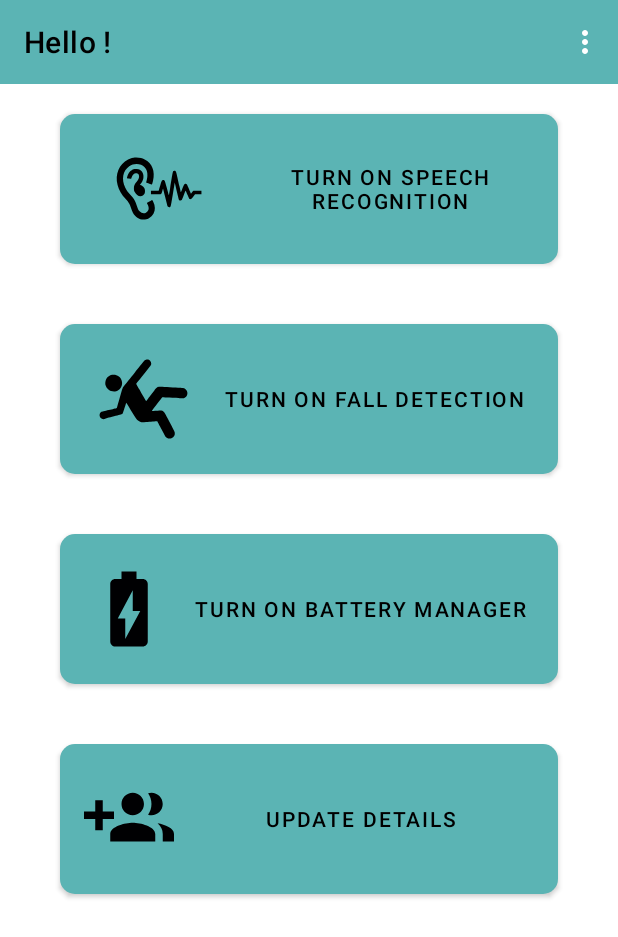
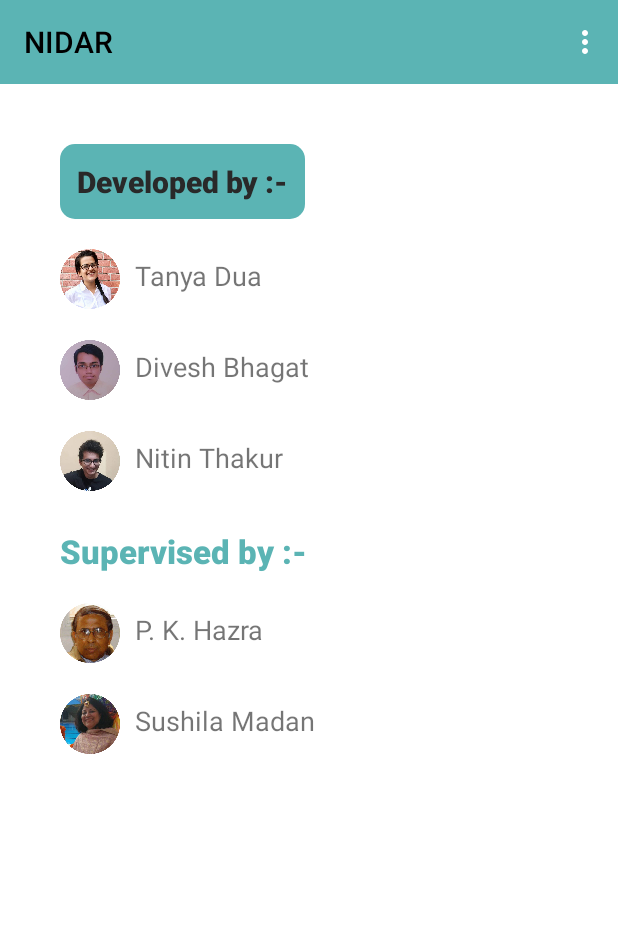
Before and after one commit to divesh147/NIDAR, an Android app: the MainActivity screen opened directly, with no data from a screen before it, in the options menu, after a tap on "About", on a phone screen of 412 x 824 dp. Shown: the top 937 px of the screen. Run offline under Robolectric (Android 15) with nearby library versions, the light colour scheme and no system bars; our stand-ins replace Firebase (no records; nobody signed in at launch, a user with empty details on screens opened directly); 1 statement that could not run was skipped.

Commit message:
about us

```diff
--- a/app/src/main/AndroidManifest.xml
+++ b/app/src/main/AndroidManifest.xml
@@ -35,6 +35,8 @@
             android:screenOrientation="portrait"/>
         <activity android:name=".SignupUser"
             android:screenOrientation="portrait"/>
+        <activity android:name=".AboutUsActivity"
+            android:screenOrientation="portrait"/>
         <activity android:name=".OwnDialog"
             android:theme="@style/Theme.AppCompat.DayNight.Dialog"
             android:excludeFromRecents="true"
--- /dev/null
+++ b/app/src/main/java/com/example/nidar/AboutUsActivity.java
@@ -0,0 +1,14 @@
+package com.example.nidar;
+
+import android.os.Bundle;
+
+import androidx.annotation.Nullable;
+import androidx.appcompat.app.AppCompatActivity;
+
+public class AboutUsActivity extends AppCompatActivity {
+    @Override
+    protected void onCreate(@Nullable Bundle savedInstanceState) {
+        super.onCreate(savedInstanceState);
+        setContentView(R.layout.activity_about_us);
+    }
+}
--- a/app/src/main/java/com/example/nidar/MainActivity.java
+++ b/app/src/main/java/com/example/nidar/MainActivity.java
@@ -86,7 +86,7 @@ public class MainActivity extends AppCompatActivity {
         }
 
         if (id == R.id.about) {
-            Toast.makeText(this, "About", Toast.LENGTH_LONG).show();
+            startActivity(new Intent(MainActivity.this, AboutUsActivity.class));
             return true;
         }
 
--- /dev/null
+++ b/app/src/main/res/drawable/decor.xml
@@ -0,0 +1,9 @@
+<?xml version="1.0" encoding="utf-8"?>
+<shape xmlns:android="http://schemas.android.com/apk/res/android">
+    <solid android:color="@color/colorPrimary"/>
+    <corners
+        android:bottomLeftRadius="10dp"
+        android:bottomRightRadius="10dp"
+        android:topLeftRadius="10dp"
+        android:topRightRadius="10dp"/>
+</shape>
--- /dev/null
+++ b/app/src/main/res/layout/activity_about_us.xml
@@ -0,0 +1,165 @@
+<?xml version="1.0" encoding="utf-8"?>
+<ScrollView
+    android:layout_height="match_parent"
+    android:layout_width="match_parent"
+    xmlns:android="http://schemas.android.com/apk/res/android"
+    xmlns:app="http://schemas.android.com/apk/res-auto">
+
+    <LinearLayout
+        android:layout_width="match_parent"
+        android:layout_height="match_parent"
+        android:orientation="vertical">
+
+        <LinearLayout
+            android:layout_width="match_parent"
+            android:layout_height="wrap_content"
+            android:orientation="vertical">
+            <com.google.android.material.appbar.AppBarLayout
+                app:layout_constraintTop_toTopOf="parent"
+                app:layout_constraintVertical_weight="@integer/google_play_services_version"
+                android:layout_width="match_parent"
+                android:layout_height="wrap_content">
+
+                <com.google.android.material.appbar.MaterialToolbar
+                    android:id="@+id/topAppBar"
+                    android:layout_width="match_parent"
+                    android:layout_height="?attr/actionBarSize"
+                    app:title="@string/app_name"
+                    app:titleTextColor="#000000"
+                    app:menu="@menu/menu_items"
+                    style="@style/Widget.MaterialComponents.Toolbar.Primary"/>
+            </com.google.android.material.appbar.AppBarLayout>
+        </LinearLayout>
+
+        <LinearLayout
+            android:layout_width="match_parent"
+            android:layout_height="match_parent"
+            android:padding="20dp"
+            android:orientation="vertical">
+
+            <TextView
+                android:layout_width="wrap_content"
+                android:layout_height="wrap_content"
+                android:layout_margin="20dp"
+                android:fontFamily="sans-serif-black"
+                android:background="@drawable/decor"
+                android:textSize="9pt"
+                android:padding="5pt"
+                android:text="Developed by :-"
+                android:textColor="@color/textColor"/>
+
+            <LinearLayout
+                android:layout_width="match_parent"
+                android:layout_height="wrap_content"
+                android:orientation="horizontal">
+                <ImageView
+                    android:layout_width="40dp"
+                    android:layout_height="40dp"
+                    android:layout_marginStart="20dp"
+                    android:contentDescription="@string/app_icon"
+                    android:src="@drawable/tanya"/>
+
+                <TextView
+                    android:layout_width="wrap_content"
+                    android:layout_height="40dp"
+                    android:layout_marginStart="10dp"
+                    android:layout_marginTop="5dp"
+                    android:textSize="18dp"
+                    android:text="Tanya Dua"/>
+            </LinearLayout>
+
+            <LinearLayout
+                android:layout_width="match_parent"
+                android:layout_height="wrap_content"
+                android:layout_marginTop="15dp"
+                android:orientation="horizontal">
+                <ImageView
+                    android:layout_width="40dp"
+                    android:layout_height="40dp"
+                    android:layout_marginStart="20dp"
+                    android:contentDescription="@string/app_icon"
+                    android:src="@drawable/divesh"/>
+
+                <TextView
+                    android:layout_width="wrap_content"
+                    android:layout_height="40dp"
+                    android:layout_marginStart="10dp"
+                    android:layout_marginTop="5dp"
+                    android:textSize="18dp"
+                    android:text="Divesh Bhagat"/>
+            </LinearLayout>
+
+            <LinearLayout
+                android:layout_width="match_parent"
+                android:layout_height="wrap_content"
+                android:layout_marginTop="15dp"
+                android:orientation="horizontal">
+                <ImageView
+                    android:layout_width="40dp"
+                    android:layout_height="40dp"
+                    android:layout_marginStart="20dp"
+                    android:contentDescription="@string/app_icon"
+                    android:src="@drawable/nitin"/>
+
+                <TextView
+                    android:layout_width="wrap_content"
+                    android:layout_height="40dp"
+                    android:layout_marginStart="10dp"
+                    android:layout_marginTop="5dp"
+                    android:textSize="18dp"
+                    android:text="Nitin Thakur"/>
+            </LinearLayout>
+
+
+            <TextView
+                android:layout_width="match_parent"
+                android:layout_height="wrap_content"
+                android:fontFamily="sans-serif-black"
+                android:textColor="@color/colorPrimary"
+                android:layout_margin="20dp"
+                android:textSize="10pt"
+                android:text="Supervised by :-"/>
+
+            <LinearLayout
+                android:layout_width="match_parent"
+                android:layout_height="wrap_content"
+                android:orientation="horizontal">
+                <ImageView
+                    android:layout_width="40dp"
+                    android:layout_height="40dp"
+                    android:layout_marginStart="20dp"
+                    android:contentDescription="@string/app_icon"
+                    android:src="@drawable/hazra_sir"/>
+
+                <TextView
+                    android:layout_width="wrap_content"
+                    android:layout_height="40dp"
+                    android:layout_marginStart="10dp"
+                    android:layout_marginTop="5dp"
+                    android:textSize="18dp"
+                    android:text="P. K. Hazra"/>
+            </LinearLayout>
+
+            <LinearLayout
+                android:layout_width="match_parent"
+                android:layout_height="wrap_content"
+                android:layout_marginTop="15dp"
+                android:orientation="horizontal">
+                <ImageView
+                    android:layout_width="40dp"
+                    android:layout_height="40dp"
+                    android:layout_marginStart="20dp"
+                    android:contentDescription="@string/app_icon"
+                    android:src="@drawable/sushila_mam"/>
+
+                <TextView
+                    android:layout_width="wrap_content"
+                    android:layout_height="40dp"
+                    android:layout_marginStart="10dp"
+                    android:layout_marginTop="5dp"
+                    android:textSize="18dp"
+                    android:text="Sushila Madan"/>
+            </LinearLayout>
+        </LinearLayout>
+    </LinearLayout>
+</ScrollView>
--- a/app/src/main/res/layout/activity_main.xml
+++ b/app/src/main/res/layout/activity_main.xml
@@ -4,7 +4,7 @@
     android:layout_width="match_parent"
     xmlns:android="http://schemas.android.com/apk/res/android" >
 
-<LinearLayout xmlns:android="http://schemas.android.com/apk/res/android"
+<LinearLayout
     android:layout_width="match_parent"
     android:layout_height="match_parent"
     android:orientation="vertical"
@@ -31,11 +31,11 @@
 
         </com.google.android.material.appbar.AppBarLayout>
     </LinearLayout>
+
     <LinearLayout
         android:layout_width="match_parent"
         android:layout_height="match_parent"
-        android:paddingLeft="20dp"
-        android:paddingRight="20dp"
+        android:padding="20dp"
         android:gravity="center"
         android:orientation="vertical">
         <LinearLayout
```
Also changed, not shown: app/src/main/res/drawable/divesh.png (added), app/src/main/res/drawable/fearless.png (deleted), app/src/main/res/drawable/hazra_sir.png (added), app/src/main/res/drawable/nitin.png (added), app/src/main/res/drawable/sushila_mam.png (added), app/src/main/res/drawable/tanya.png (added).
